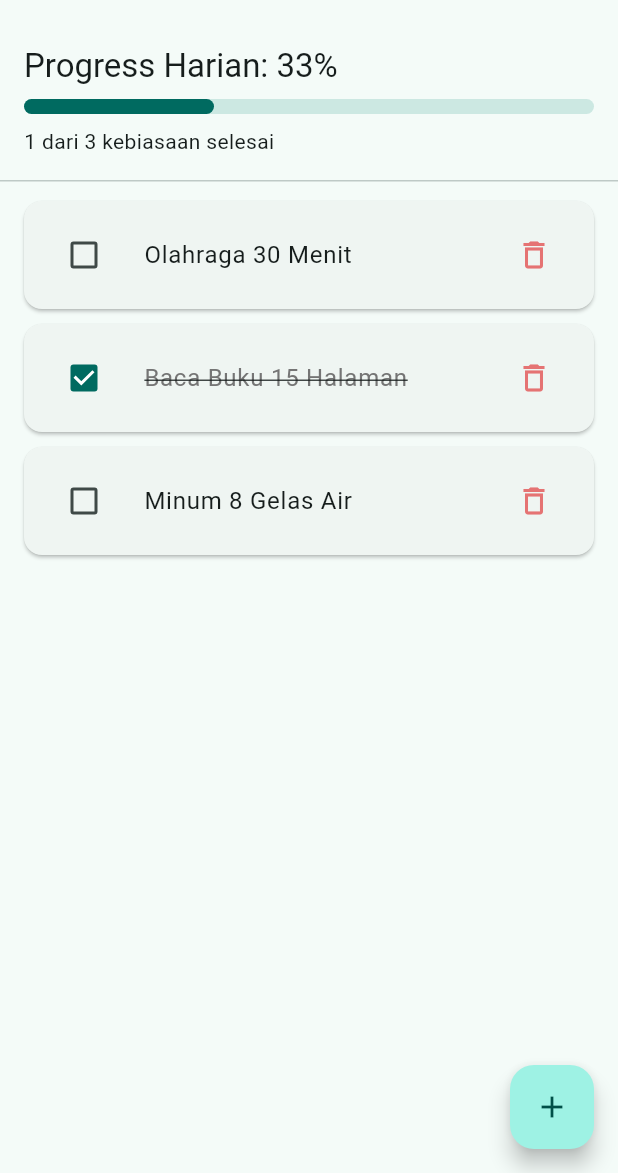
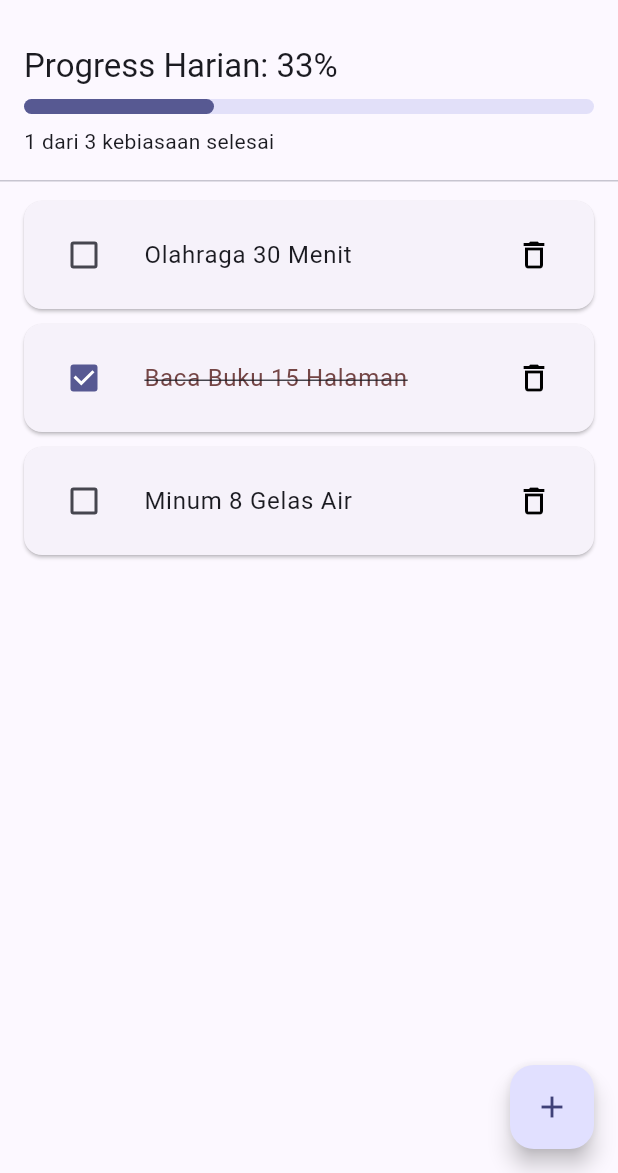
Before and after one commit to FarellAlva/MyHabbits, a Flutter app: the screen it shows after launch, on a phone screen of 412 x 824 dp, the part 63-1236 px from its top. Run offline on Flutter 3.47's test engine with Material 3 defaults, Android fonts, the phone set to English and light mode, and no system bars; our stand-ins replace flutter_native_splash, flutter_riverpod.

```diff
--- a/lib/app.dart
+++ b/lib/app.dart
@@ -84,7 +84,7 @@ class MyApp extends StatelessWidget {
       title: 'MaHabits',
       debugShowCheckedModeBanner: false,
       theme: ThemeData(
-        colorScheme: ColorScheme.fromSeed(seedColor: Colors.teal),
+        colorScheme: ColorScheme.fromSeed(seedColor: const Color.fromARGB(255, 10, 9, 93)),
         useMaterial3: true,
       ),
       home: const HomePage(),
@@ -177,11 +177,11 @@ class HabitItem extends ConsumerWidget {
           habit.name,
           style: TextStyle(
             decoration: habit.isCompleted ? TextDecoration.lineThrough : null,
-            color: habit.isCompleted ? Colors.grey[600] : null,
+            color: habit.isCompleted ? const Color.fromARGB(255, 117, 70, 70) : null,
           ),
         ),
         trailing: IconButton(
-          icon: Icon(Icons.delete_outline, color: Colors.red.shade300),
+          icon: Icon(Icons.delete_outline, color: const Color.fromARGB(255, 0, 0, 0)),
           onPressed: () {
             ref.read(habitListProvider.notifier).removeHabit(habit);
           },
```
Also changed, not shown: 10 other files.
